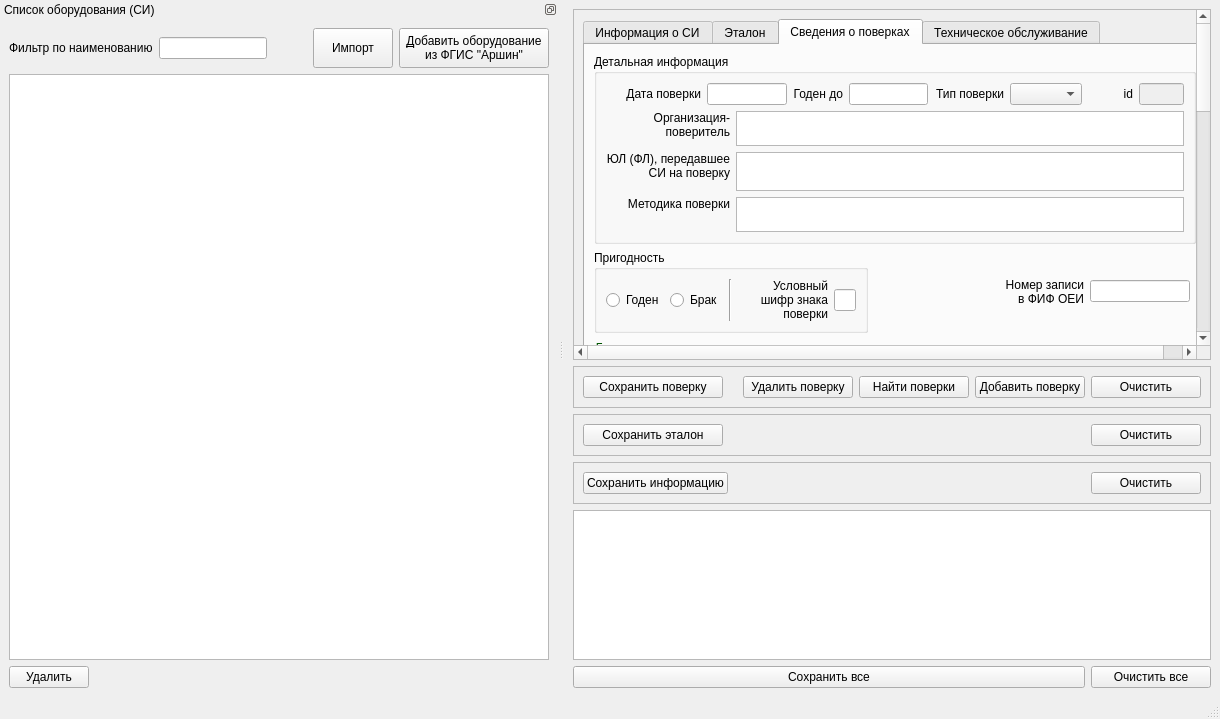
Before: the Qt Designer form equipment.ui in sylmain/Cometa1, drawn with Qt 5.
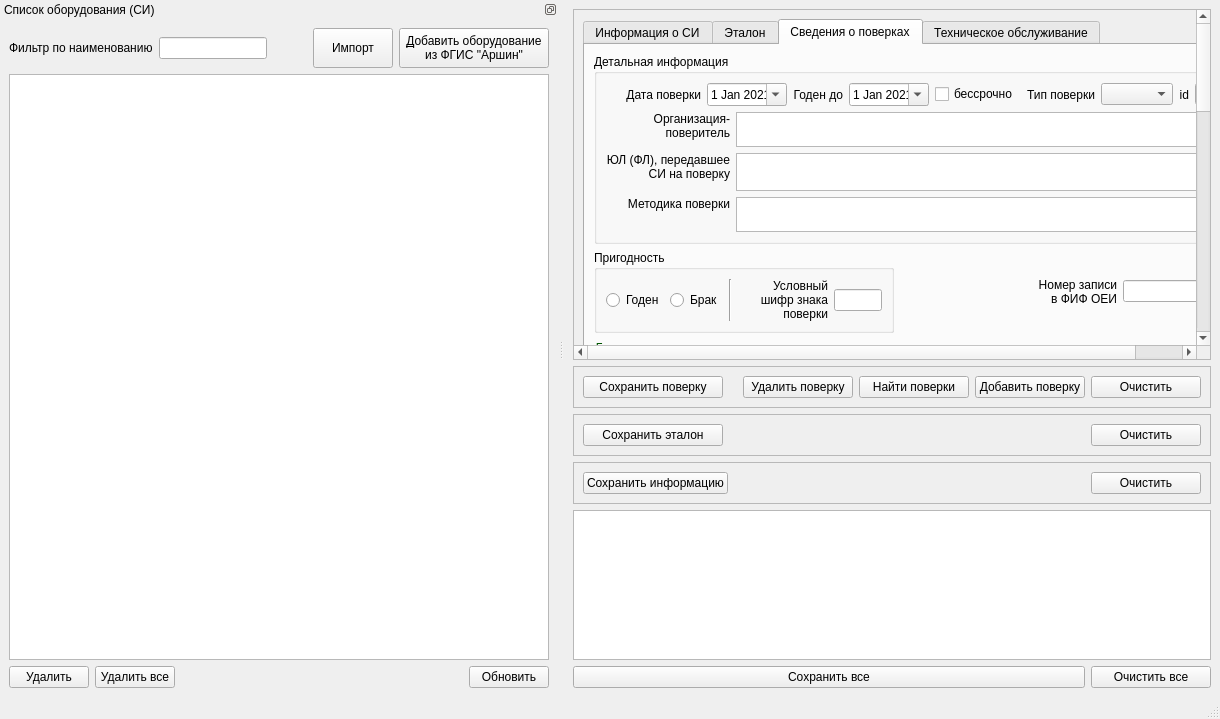
After: the same form once the commit is applied.

Diff of the .ui file:
```diff
--- a/equipment.ui
+++ b/equipment.ui
@@ -31,7 +31,7 @@
         <rect>
          <x>0</x>
          <y>0</y>
-         <width>611</width>
+         <width>695</width>
          <height>1106</height>
         </rect>
        </property>
@@ -1638,13 +1638,23 @@
                   </widget>
                  </item>
                  <item>
-                  <widget class="QLineEdit" name="lineEdit_vrfDate">
-                   <property name="maximumSize">
+                  <widget class="QDateEdit" name="dateEdit_vrfDate">
+                   <property name="minimumSize">
                     <size>
-                     <width>85</width>
-                     <height>16777215</height>
+                     <width>80</width>
+                     <height>0</height>
                     </size>
                    </property>
+                   <property name="calendarPopup">
+                    <bool>true</bool>
+                   </property>
+                   <property name="date">
+                    <date>
+                     <year>2021</year>
+                     <month>1</month>
+                     <day>1</day>
+                    </date>
+                   </property>
                   </widget>
                  </item>
                  <item>
@@ -1667,12 +1677,29 @@
                   </widget>
                  </item>
                  <item>
-                  <widget class="QLineEdit" name="lineEdit_vri_validDate">
-                   <property name="maximumSize">
+                  <widget class="QDateEdit" name="dateEdit_vri_validDate">
+                   <property name="minimumSize">
                     <size>
-                     <width>85</width>
-                     <height>16777215</height>
+                     <width>80</width>
+                     <height>0</height>
                     </size>
+                   </property>
+                   <property name="calendarPopup">
+                    <bool>true</bool>
+                   </property>
+                   <property name="date">
+                    <date>
+                     <year>2021</year>
+                     <month>1</month>
+                     <day>1</day>
+                    </date>
+                   </property>
+                  </widget>
+                 </item>
+                 <item>
+                  <widget class="QCheckBox" name="checkBox_unlimited">
+                   <property name="text">
+                    <string>бессрочно</string>
                    </property>
                   </widget>
                  </item>
@@ -2719,6 +2746,13 @@
          </property>
         </widget>
        </item>
+       <item>
+        <widget class="QPushButton" name="pushButton_delete_all_equipment">
+         <property name="text">
+          <string>Удалить все</string>
+         </property>
+        </widget>
+       </item>
        <item>
         <spacer name="horizontalSpacer_5">
          <property name="orientation">
@@ -2732,6 +2766,13 @@
          </property>
         </spacer>
        </item>
+       <item>
+        <widget class="QPushButton" name="pushButton_refresh_all">
+         <property name="text">
+          <string>Обновить</string>
+         </property>
+        </widget>
+       </item>
       </layout>
      </item>
     </layout>
```
